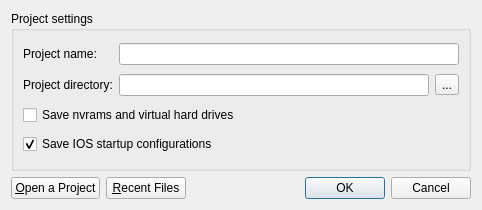
Qt form src/GNS3/Ui/Form_NewProject.ui (GNS3/gns3-legacy) before a commit.
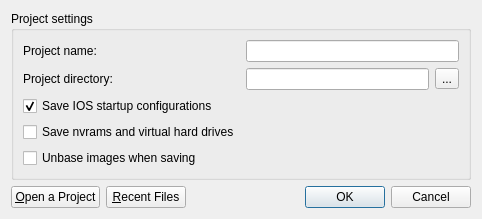
The same form after that commit. Icons and pictures are not drawn.

Commit message: More cleaning up and implementing the unbase project settings. For more details, visit: http://redmine.gns3.net/issues/64

Patch:
```diff
--- a/src/GNS3/Ui/Form_NewProject.ui
+++ b/src/GNS3/Ui/Form_NewProject.ui
@@ -24,6 +24,16 @@
       <string>Project settings</string>
      </property>
      <layout class="QGridLayout" name="gridLayout">
+      <item row="3" column="0">
+       <widget class="QCheckBox" name="checkBox_WorkdirFiles">
+        <property name="text">
+         <string>Save nvrams and virtual hard drives</string>
+        </property>
+        <property name="checked">
+         <bool>false</bool>
+        </property>
+       </widget>
+      </item>
       <item row="1" column="0">
        <widget class="QLabel" name="label">
         <property name="text">
@@ -31,6 +41,13 @@
         </property>
        </widget>
       </item>
+      <item row="5" column="0">
+       <widget class="QCheckBox" name="unbaseImages">
+        <property name="text">
+         <string>Unbase images when saving</string>
+        </property>
+       </widget>
+      </item>
       <item row="1" column="2">
        <widget class="QToolButton" name="NewProject_browser">
         <property name="text">
@@ -41,26 +58,6 @@
         </property>
        </widget>
       </item>
-      <item row="2" column="0" colspan="2">
-       <widget class="QCheckBox" name="checkBox_WorkdirFiles">
-        <property name="text">
-         <string>Save nvrams and virtual hard drives</string>
-        </property>
-        <property name="checked">
-         <bool>false</bool>
-        </property>
-       </widget>
-      </item>
-      <item row="3" column="0" colspan="2">
-       <widget class="QCheckBox" name="checkBox_ConfigFiles">
-        <property name="text">
-         <string>Save IOS startup configurations</string>
-        </property>
-        <property name="checked">
-         <bool>true</bool>
-        </property>
-       </widget>
-      </item>
       <item row="0" column="1" colspan="2">
        <widget class="QLineEdit" name="ProjectName">
         <property name="text">
@@ -78,6 +75,16 @@
         </property>
        </widget>
       </item>
+      <item row="2" column="0">
+       <widget class="QCheckBox" name="checkBox_ConfigFiles">
+        <property name="text">
+         <string>Save IOS startup configurations</string>
+        </property>
+        <property name="checked">
+         <bool>true</bool>
+        </property>
+       </widget>
+      </item>
      </layout>
     </widget>
    </item>
```
The commit also changes 35 other files.
